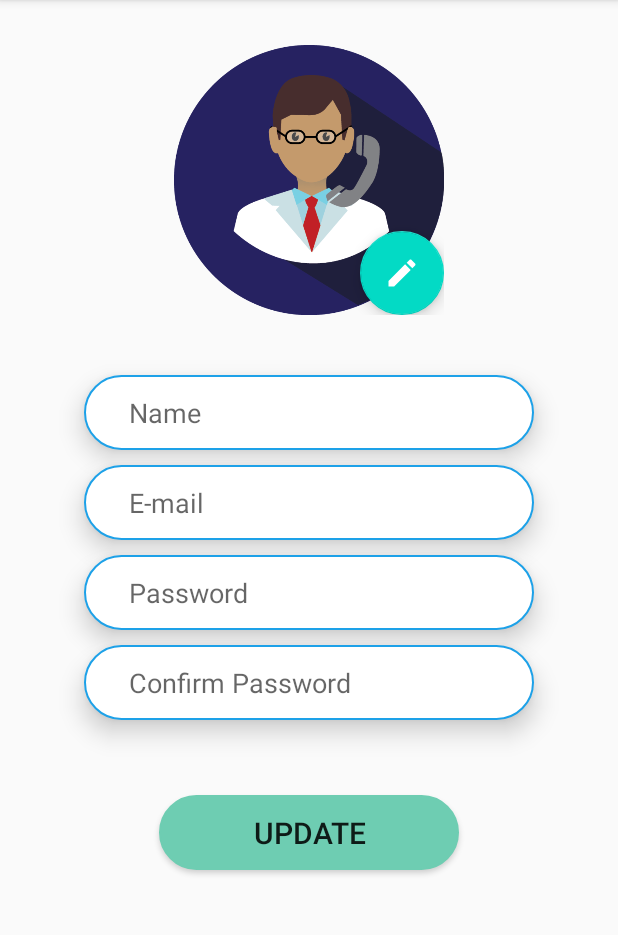
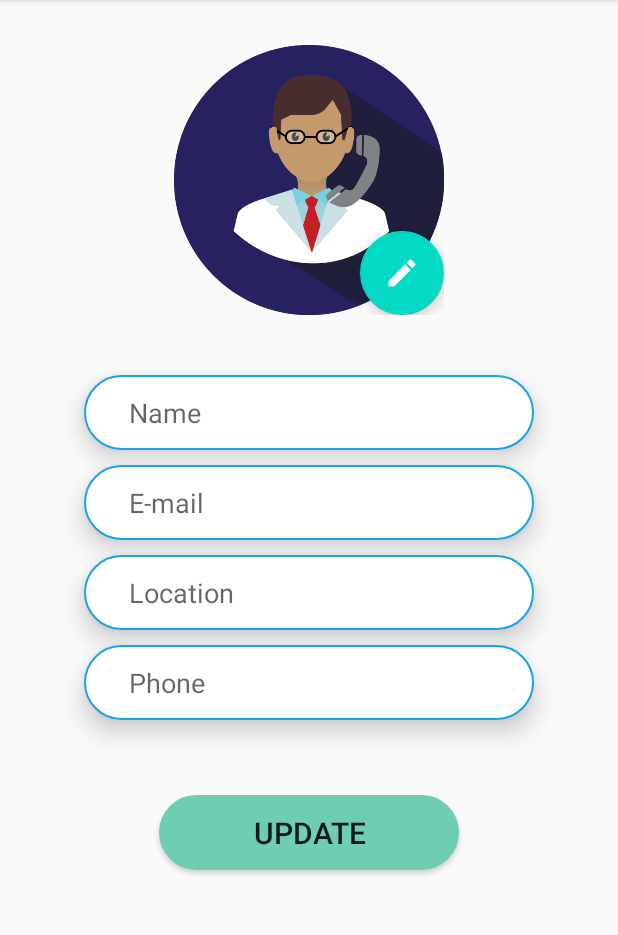
Before and after one commit to AbdelrhmanGouda/GradutionProject, an Android app: the fragment EditProfileFragment placed in its activity, on a phone screen of 412 x 824 dp, the part 84-1019 px from its top. Run offline under Robolectric (Android 15) with nearby library versions, the phone set to English and light mode, and no system bars; our stand-ins replace CircleImageView, Firebase (no records; nobody signed in at launch, a user with empty details on screens opened directly), Picasso, sdp/ssp sizes; libraries missing offline, so code that uses them is left out: com.facebook, com.facebook.login.

Commit message:
EditProfile Fragment firebase

```diff
--- a/app/src/main/java/com/example/graduationproject/Fragments/EditProfileFragment.java
+++ b/app/src/main/java/com/example/graduationproject/Fragments/EditProfileFragment.java
@@ -1,39 +1,179 @@
 package com.example.graduationproject.Fragments;
 
+import android.app.ProgressDialog;
+import android.content.Intent;
+import android.net.Uri;
 import android.os.Bundle;
 
+import androidx.annotation.NonNull;
+import androidx.annotation.Nullable;
 import androidx.fragment.app.Fragment;
 
+import android.util.Log;
 import android.view.LayoutInflater;
 import android.view.View;
 import android.view.ViewGroup;
 import android.widget.Button;
 import android.widget.EditText;
-import android.widget.ImageButton;
 import android.widget.ImageView;
+import android.widget.Toast;
 
 import com.example.graduationproject.R;
+import com.example.graduationproject.Sign.CustomToast;
+import com.example.graduationproject.Sign.Utils;
+import com.google.android.gms.tasks.OnFailureListener;
+import com.google.android.gms.tasks.OnSuccessListener;
+import com.google.android.gms.tasks.Task;
 import com.google.android.material.floatingactionbutton.FloatingActionButton;
+import com.google.firebase.auth.FirebaseAuth;
+import com.google.firebase.auth.FirebaseUser;
+import com.google.firebase.database.DataSnapshot;
+import com.google.firebase.database.DatabaseError;
+import com.google.firebase.database.FirebaseDatabase;
+import com.google.firebase.database.Query;
+import com.google.firebase.database.ValueEventListener;
+import com.google.firebase.storage.FirebaseStorage;
+import com.google.firebase.storage.OnProgressListener;
+import com.google.firebase.storage.StorageReference;
+import com.google.firebase.storage.UploadTask;
+import com.squareup.picasso.Picasso;
+
+import java.util.UUID;
+import java.util.regex.Matcher;
+import java.util.regex.Pattern;
+
+import static android.app.Activity.RESULT_OK;
 
 public class EditProfileFragment extends Fragment {
     private ImageView editImage;
-    private EditText editName, editEmail, editPassword, confirmPassword;
-    private Button update;
+    private EditText editName, editEmail, editLocation, editPhone;
+    private Button updateBtn;
     private FloatingActionButton floatingEditImageBtn;
+    public FirebaseAuth auth ;
+    String userImage,userName,userEmail,userLocation,userPhone;
+
     @Override
     public View onCreateView(LayoutInflater inflater, ViewGroup container,
                              Bundle savedInstanceState) {
         // Inflate the layout for this fragment
         View view = inflater.inflate(R.layout.fragment_edit_profile, container, false);
         setHasOptionsMenu(false);
-
         editImage =view.findViewById(R.id.edit_profile_image);
         floatingEditImageBtn=view.findViewById(R.id.floating_edit_image_btn);
         editName =view.findViewById(R.id.edit_name);
         editEmail =view.findViewById(R.id.edit_email);
-        editPassword =view.findViewById(R.id.edit_password);
-        confirmPassword =view.findViewById(R.id.edit_confirm_password);
-        update =view.findViewById(R.id.edit_profile_update_btn);
+        editLocation =view.findViewById(R.id.edit_location);
+        editPhone =view.findViewById(R.id.edit_phone);
+        updateBtn =view.findViewById(R.id.edit_profile_update_btn);
+        auth = FirebaseAuth.getInstance();
+        dataBase();
+
+
+        updateBtn.setOnClickListener(new View.OnClickListener() {
+            @Override
+            public void onClick(View view) {
+                checkValidation();
+            }
+        });
         return view;
     }
+    private void dataBase() {
+        FirebaseUser firebaseUser =auth.getCurrentUser();
+        final String id = firebaseUser.getUid();
+        Query query = FirebaseDatabase.getInstance().getReference().child("Users").child(id);
+        query.addListenerForSingleValueEvent(new ValueEventListener() {
+            @Override
+            public void onDataChange(@NonNull DataSnapshot snapshot) {
+                if(snapshot!= null){
+                    if (snapshot.exists()&& snapshot.getChildrenCount()>0&&snapshot.getValue().toString().length()>0){
+                        for (DataSnapshot snapshot1 : snapshot.getChildren()){
+                            userName=snapshot.child("name").getValue(String.class);
+                            userImage=snapshot.child("uri").getValue(String.class);
+                            userEmail=snapshot.child("email").getValue(String.class);
+                            userLocation=snapshot.child("location").getValue(String.class);
+                            userPhone=snapshot.child("phone").getValue(String.class);
+                            editName.setText(userName);
+                            editEmail.setText(userEmail);
+                            editLocation.setText(userLocation);
+                            editPhone.setText(userPhone);
+                            Picasso.get().load(userImage).into(editImage);
+                        }
+                    }
+
+                }
+
+            }
+
+            @Override
+            public void onCancelled(@NonNull DatabaseError error) {
+
+            }
+        });
+    }
+
+    private void updateData() {
+        FirebaseUser firebaseUser =auth.getCurrentUser();
+        final String id = firebaseUser.getUid();
+        final String name = editName.getText().toString();
+        final String email = editEmail.getText().toString();
+        final String location = editLocation.getText().toString();
+        final String phone = editPhone.getText().toString();
+        Query query = FirebaseDatabase.getInstance().getReference().child("Users").child(id);
+        query.addListenerForSingleValueEvent(new ValueEventListener() {
+            @Override
+            public void onDataChange(@NonNull DataSnapshot snapshot) {
+                if(snapshot!= null){
+                    if (snapshot.exists()&& snapshot.getChildrenCount()>0&&snapshot.getValue().toString().length()>0){
+                        for (DataSnapshot snapshot1 : snapshot.getChildren()){
+                            snapshot.getRef().child("name").setValue(name);
+                            snapshot.getRef().child("email").setValue(email);
+                            snapshot.getRef().child("location").setValue(location);
+                            snapshot.getRef().child("phone").setValue(phone);
+                            Toast.makeText(getContext(), "update", Toast.LENGTH_SHORT).show();
+                        }
+                    }
+
+                }
+
+            }
+
+            @Override
+            public void onCancelled(@NonNull DatabaseError error) {
+
+            }
+        });
+    }
+    private void checkValidation() {
+
+        // Get all edittext texts
+        String getFullName = editName.getText().toString();
+        String getEmailId = editEmail.getText().toString();
+        String getMobileNumber = editPhone.getText().toString();
+        String getLocation = editLocation.getText().toString();
+        // Pattern match for email id
+        Pattern p = Pattern.compile(Utils.regEx);
+        Matcher m = p.matcher(getEmailId);
+
+        // Check if all strings are null or not
+        if (getFullName.equals("") || getFullName.length() == 0
+                || getEmailId.equals("") || getEmailId.length() == 0
+                || getMobileNumber.equals("") || getMobileNumber.length() == 0
+                || getLocation.equals("") || getLocation.length() == 0
+           ) {
+            Toast.makeText(getContext(), "All fields are required.", Toast.LENGTH_SHORT).show();
+        }
+
+        // Check if email id valid or not
+        else if (!m.find()) {
+            Toast.makeText(getContext(), "Your Email Id is Invalid.", Toast.LENGTH_SHORT).show();
+        }
+        else if (editPhone.length() != 11)
+        {
+            Toast.makeText(getContext(), "Mobile should be 11 Numbers", Toast.LENGTH_SHORT).show();
+        }
+        else {
+            updateData();
+        }
+    }
+
 }
--- a/app/src/main/res/layout/fragment_edit_profile.xml
+++ b/app/src/main/res/layout/fragment_edit_profile.xml
@@ -10,7 +10,7 @@
         android:layout_width="180dp"
         android:layout_height="180dp"
         android:layout_marginTop="30dp">
-    <ImageView
+    <de.hdodenhof.circleimageview.CircleImageView
         android:id="@+id/edit_profile_image"
         android:layout_width="180dp"
         android:layout_height="180dp"
@@ -48,27 +48,29 @@
         android:elevation="10dp"
         android:hint="E-mail"
         android:paddingLeft="30dp"
-        android:scrollbarSize="@dimen/_400sdp" />
+        android:scrollbarSize="@dimen/_400sdp"
+        android:inputType="textEmailAddress"/>
 
     <EditText
-        android:id="@+id/edit_password"
+        android:id="@+id/edit_location"
         android:layout_width="300dp"
         android:layout_height="50dp"
         android:layout_marginTop="10dp"
         android:background="@drawable/rounded_corner"
         android:elevation="10dp"
-        android:hint="Password"
+        android:hint="Location"
         android:paddingLeft="30dp" />
 
     <EditText
-        android:id="@+id/edit_confirm_password"
+        android:id="@+id/edit_phone"
         android:layout_width="300dp"
         android:layout_height="50dp"
         android:layout_marginTop="10dp"
         android:background="@drawable/rounded_corner"
         android:elevation="10dp"
-        android:hint="Confirm Password"
-        android:paddingLeft="30dp" />
+        android:hint="Phone"
+        android:paddingLeft="30dp"
+        android:inputType="phone"/>
 
     <Button
         android:id="@+id/edit_profile_update_btn"
```
